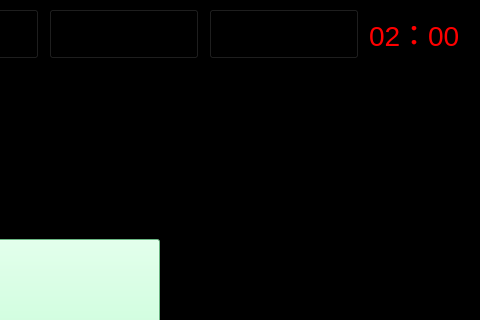
The window that mainwindow.ui (dieWehmut/PhantomGenesis) describes before a commit, drawn with Qt 5; both pictures show x 600 to 1080 and y 0 to 320 of the 1080 by 720 pixel window.
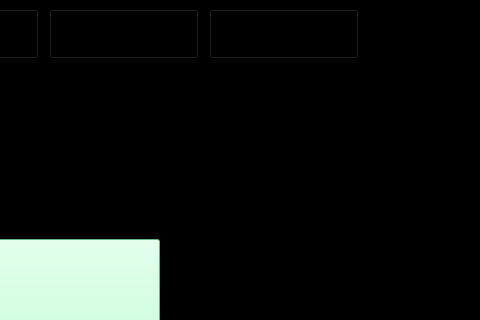
The same window after the commit. The open tabs and pages were chosen to show the change.

Patch:
```diff
--- a/mainwindow.ui
+++ b/mainwindow.ui
@@ -301,7 +301,7 @@
          <string notr="true">color: red; background: transparent; font-size: 28px;</string>
         </property>
         <property name="text">
-         <string>02：00</string>
+         <string/>
         </property>
        </widget>
       </widget>
```
Left out of the diff: 2 changed lines with no effect on the pictures.
